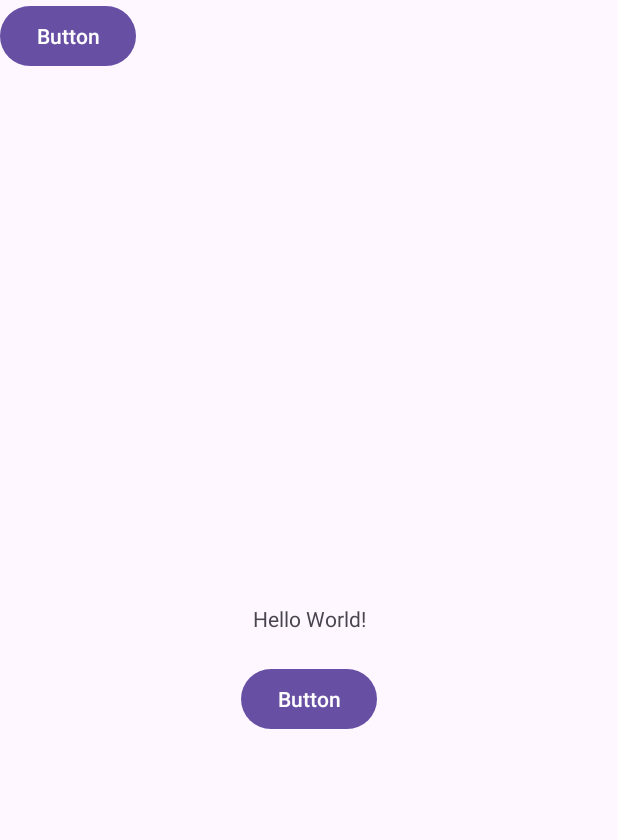
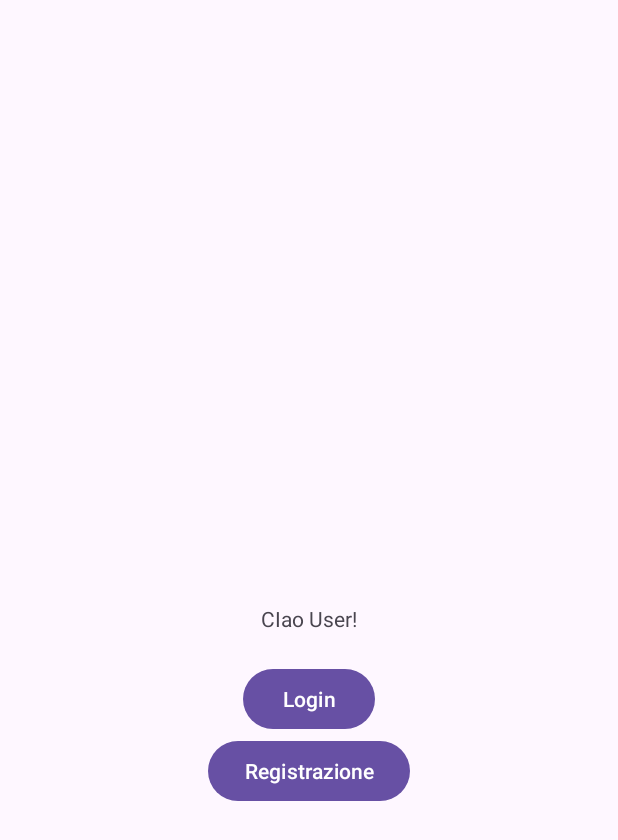
Before and after one commit to st10611/miaPrimaApplicazione, an Android app: the screen it shows after launch (MainActivity), on a phone screen of 412 x 824 dp. Shown: the top 840 px of the screen. Run offline under Robolectric (Android 15) with nearby library versions, the phone set to English and light mode, and no system bars.

Commit message:
modifica main activity

```diff
--- a/app/src/main/java/com/example/miaprimaapplicazione/MainActivity.java
+++ b/app/src/main/java/com/example/miaprimaapplicazione/MainActivity.java
@@ -15,18 +15,18 @@ public class MainActivity extends AppCompatActivity {
         setContentView(R.layout.activity_main);
 
         //trova il bottone nel layout
-        Button button = findViewById(R.id.button);
-        Button Login = findViewById(R.id.button2);
+        Button Login = findViewById(R.id.btn_Login);
+        Button Registrazione = findViewById(R.id.btn_Registrazione);
         //Assegna un listener al bottone
-        button.setOnClickListener(new View.OnClickListener() {
+        Login.setOnClickListener(new View.OnClickListener() {
             @Override
             public void onClick(View v) {
-                Intent intent = new Intent(MainActivity.this, SecondActivity.class);
+                Intent intent = new Intent(MainActivity.this, LoginActivity.class);
                 startActivity(intent);
             }
         });
 
-        Login.setOnClickListener(new View.OnClickListener() {
+        Registrazione.setOnClickListener(new View.OnClickListener() {
             @Override
             public void onClick(View v) {
                 Intent intent = new Intent(MainActivity.this, SecondActivity.class);
--- a/app/src/main/res/layout/activity_main.xml
+++ b/app/src/main/res/layout/activity_main.xml
@@ -7,11 +7,11 @@
     tools:context=".MainActivity">
 
     <Button
-        android:id="@+id/button"
+        android:id="@+id/btn_Login"
         android:layout_width="wrap_content"
         android:layout_height="wrap_content"
         android:layout_marginTop="20dp"
-        android:text="Button"
+        android:text="Login"
         app:layout_constraintEnd_toEndOf="parent"
         app:layout_constraintStart_toStartOf="parent"
         app:layout_constraintTop_toBottomOf="@+id/textView" />
@@ -20,18 +20,20 @@
         android:id="@+id/textView"
         android:layout_width="wrap_content"
         android:layout_height="wrap_content"
-        android:text="Hello World!"
+        android:text="CIao User!"
         app:layout_constraintBottom_toBottomOf="parent"
-        app:layout_constraintEnd_toEndOf="@+id/button"
-        app:layout_constraintStart_toStartOf="@+id/button"
+        app:layout_constraintEnd_toEndOf="@+id/btn_Login"
+        app:layout_constraintStart_toStartOf="@+id/btn_Login"
         app:layout_constraintTop_toTopOf="parent" />
 
     <Button
-        android:id="@+id/button2"
+        android:id="@+id/btn_Registrazione"
         android:layout_width="wrap_content"
         android:layout_height="wrap_content"
-        android:text="Button"
-        tools:layout_editor_absoluteX="160dp"
-        tools:layout_editor_absoluteY="453dp" />
+        android:text="Registrazione"
+        app:layout_constraintEnd_toEndOf="parent"
+        app:layout_constraintHorizontal_bias="0.501"
+        app:layout_constraintStart_toStartOf="parent"
+        app:layout_constraintTop_toBottomOf="@+id/btn_Login" />
 
 </androidx.constraintlayout.widget.ConstraintLayout>
```
